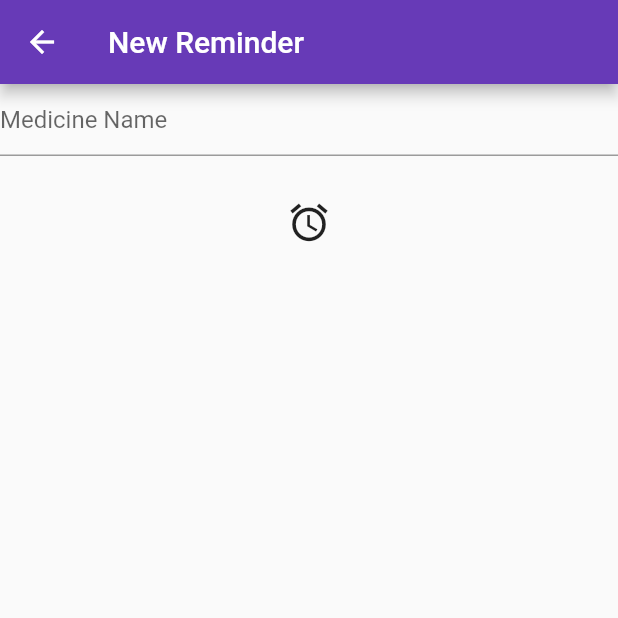
After one commit to Yamin-Ara/flutterProject, a Flutter app: the landingView screen opened by its route, item 2 of the bottom bar chosen, after a tap on the "add" icon, on a phone screen of 412 x 824 dp, the top half of it. The commit adds this screen. Run offline on Flutter 3.47's test engine with Material 2 defaults, Android fonts, the phone set to English and light mode, and no system bars; our stand-ins replace cloud_firestore, firebase_auth, firebase_core, flutter_local_notifications, pedometer, video_player; accounts and stored records are empty; network calls fail.

Commit message:
reminder and emergency added

```diff
--- a/lib/controller/routes.dart
+++ b/lib/controller/routes.dart
@@ -5,3 +5,4 @@ const verifyEmailRoute = '/verifyEmail/';
 const createUpdateUserInfoRoute = '/userInfo/';
 const waterIntakeRoute = '/waterIntake/';
 const showPedometerRoute = '/pedometer/';
+const createUpdateRemindersRoute = '/reminder/';
--- a/lib/main.dart
+++ b/lib/main.dart
@@ -6,6 +6,7 @@ import 'package:flutter_application_1/views/login_view.dart';
 import 'package:flutter_application_1/views/nav/home/createUpdateUserInfo.dart';
 import 'package:flutter_application_1/views/nav/home/pedometerView.dart';
 import 'package:flutter_application_1/views/nav/home/waterIntakeView.dart';
+import 'package:flutter_application_1/views/nav/reminders/createUpdateReminders.dart';
 import 'package:flutter_application_1/views/register_view.dart';
 import 'package:flutter_application_1/views/verify_view.dart';
 
@@ -14,8 +15,9 @@ void main() async {
     MaterialApp(
       title: 'Flutter Demo',
       theme: ThemeData(
-        primarySwatch: Colors.blue,
+        primarySwatch: Colors.deepPurple,
       ),
+      debugShowCheckedModeBanner: false,
       home: const homePage(),
       routes: {
         registerRoute: (context) => const RegistrationView(),
@@ -26,6 +28,8 @@ void main() async {
             const createUpdateUserInfoView(),
         waterIntakeRoute: (context) => const WaterIntake(),
         showPedometerRoute: (context) => PedometerView(),
+        createUpdateRemindersRoute: (context) =>
+            const createUpdateReminderView(),
       },
     ),
   );
--- a/lib/services/cloud/cloud_exceptions.dart
+++ b/lib/services/cloud/cloud_exceptions.dart
@@ -13,3 +13,14 @@ class CouldNotUpdateNoteException extends CloudStorageException {}
 
 // D in CRUD
 class CouldNotDeleteNoteException extends CloudStorageException {}
+
+class CouldNotCreateReminderException extends CloudStorageException {}
+
+// R in CRUD
+class CouldNotGetAllRemindersException extends CloudStorageException {}
+
+// U in CRUD
+class CouldNotUpdateReminderException extends CloudStorageException {}
+
+// D in CRUD
+class CouldNotDeleteReminderException extends CloudStorageException {}
--- /dev/null
+++ b/lib/services/cloud/cloud_reminder.dart
@@ -0,0 +1,21 @@
+import 'package:cloud_firestore/cloud_firestore.dart';
+import 'package:flutter/material.dart';
+import 'package:flutter_application_1/services/cloud/cloud_const.dart';
+
+@immutable
+class CloudReminder {
+  final String documentId;
+  final String ownerUserId;
+  final String text;
+  const CloudReminder({
+    required this.documentId,
+    required this.ownerUserId,
+    required this.text,
+  });
+
+  CloudReminder.fromSnapshot(
+      QueryDocumentSnapshot<Map<String, dynamic>> snapshot)
+      : documentId = snapshot.id,
+        ownerUserId = snapshot.data()[ownerUserIdFieldName],
+        text = snapshot.data()[textFieldName] as String;
+}
--- a/lib/services/cloud/cloud_store.dart
+++ b/lib/services/cloud/cloud_store.dart
@@ -2,9 +2,12 @@ import 'package:cloud_firestore/cloud_firestore.dart';
 import 'package:flutter_application_1/services/cloud/cloud_const.dart';
 import 'package:flutter_application_1/services/cloud/cloud_exceptions.dart';
 import 'package:flutter_application_1/services/cloud/cloud_notes.dart';
+import 'package:flutter_application_1/services/cloud/cloud_reminder.dart';
 
 class FirebaseCloudStorage {
   final notes = FirebaseFirestore.instance.collection('notes');
+
+  final Reminder = FirebaseFirestore.instance.collection('reminders');
 
   Future<void> deleteNote({required String documentId}) async {
     try {
@@ -46,6 +49,47 @@ class FirebaseCloudStorage {
     );
   }
 
+  Future<void> deleteReminder({required String documentId}) async {
+    try {
+      await Reminder.doc(documentId).delete();
+    } catch (e) {
+      throw CouldNotDeleteReminderException();
+    }
+  }
+
+  Future<void> updateReminder({
+    required String documentId,
+    required String text,
+  }) async {
+    try {
+      await Reminder.doc(documentId).update({textFieldName: text});
+    } catch (e) {
+      throw CouldNotUpdateReminderException();
+    }
+  }
+
+  Stream<Iterable<CloudReminder>> allReminders({required String ownerUserId}) {
+    final allReminders =
+        Reminder.where(ownerUserIdFieldName, isEqualTo: ownerUserId)
+            .snapshots()
+            .map((event) =>
+                event.docs.map((doc) => CloudReminder.fromSnapshot(doc)));
+    return allReminders;
+  }
+
+  Future<CloudReminder> createNewReminder({required String ownerUserId}) async {
+    final document = await Reminder.add({
+      ownerUserIdFieldName: ownerUserId,
+      textFieldName: '',
+    });
+    final fetchedReminder = await document.get();
+    return CloudReminder(
+      documentId: fetchedReminder.id,
+      ownerUserId: ownerUserId,
+      text: '',
+    );
+  }
+
   static final FirebaseCloudStorage _shared =
       FirebaseCloudStorage._sharedInstance();
   FirebaseCloudStorage._sharedInstance();
--- /dev/null
+++ b/lib/services/notifications/notifications_service.dart
@@ -0,0 +1,37 @@
+import 'dart:math';
+
+import 'package:flutter_local_notifications/flutter_local_notifications.dart';
+
+class NotificationServices {
+  final FlutterLocalNotificationsPlugin _flutterLocalNotificationsPlugin =
+      FlutterLocalNotificationsPlugin();
+  final AndroidInitializationSettings _androidInitializationSettings =
+      AndroidInitializationSettings("logo");
+
+  void initialiseNotifications() async {
+    InitializationSettings initializationSettings =
+        InitializationSettings(android: _androidInitializationSettings);
+
+    await _flutterLocalNotificationsPlugin.initialize(initializationSettings);
+  }
+
+  void sendNotifications(body) async {
+    AndroidNotificationDetails androidNotificationDetails =
+        const AndroidNotificationDetails(
+      "channelId",
+      "channelName",
+      importance: Importance.max,
+      priority: Priority.high,
+    );
+
+    NotificationDetails notificationDetails =
+        NotificationDetails(android: androidNotificationDetails);
+
+    await _flutterLocalNotificationsPlugin.periodicallyShow(
+        0,
+        "Medicine Reminder",
+        body,
+        RepeatInterval.everyMinute,
+        notificationDetails);
+  }
+}
--- a/lib/views/landingView.dart
+++ b/lib/views/landingView.dart
@@ -4,7 +4,7 @@ import 'package:flutter_application_1/services/auth/auth_service.dart';
 import 'package:flutter_application_1/enums/menu_actions.dart';
 import 'package:flutter_application_1/views/nav/emergencyContacts_view.dart';
 import 'package:flutter_application_1/views/nav/home/home_view.dart';
-import 'package:flutter_application_1/views/nav/reminder_view.dart';
+import 'package:flutter_application_1/views/nav/reminders/reminder_view.dart';
 import 'package:flutter_application_1/views/nav/video_view.dart';
 
 class landingView extends StatefulWidget {
--- /dev/null
+++ b/lib/views/nav/reminders/createUpdateReminders.dart
@@ -0,0 +1,135 @@
+import 'package:flutter/material.dart';
+import 'package:flutter_application_1/services/notifications/notifications_service.dart';
+import 'package:flutter_application_1/utillities/generics/arguements.dart';
+
+import '../../../services/auth/auth_service.dart';
+import '../../../services/cloud/cloud_reminder.dart';
+import '../../../services/cloud/cloud_store.dart';
+
+class createUpdateReminderView extends StatefulWidget {
+  const createUpdateReminderView({super.key});
+
+  @override
+  State<createUpdateReminderView> createState() =>
+      _createUpdateReminderViewState();
+}
+
+class _createUpdateReminderViewState extends State<createUpdateReminderView> {
+  CloudReminder? _Reminder;
+  late final FirebaseCloudStorage _userInfoService;
+  late final TextEditingController _textController;
+  NotificationServices notificationServices = NotificationServices();
+  @override
+  void initState() {
+    _userInfoService = FirebaseCloudStorage();
+    _textController = TextEditingController();
+    notificationServices.initialiseNotifications();
+    super.initState();
+  }
+
+  void _textControllerListener() async {
+    final Reminder = _Reminder;
+    if (Reminder == null) {
+      return;
+    }
+    final text = _textController.text;
+    await _userInfoService.updateReminder(
+      documentId: Reminder.documentId,
+      text: text,
+    );
+  }
+
+  void _setupTextControllerListener() {
+    _textController.removeListener(_textControllerListener);
+    _textController.addListener(_textControllerListener);
+  }
+
+  Future<CloudReminder> createOrGetExistingNote(BuildContext context) async {
+    final widgetReminder = context.getArgument<CloudReminder>();
+
+    if (widgetReminder != null) {
+      _Reminder = widgetReminder;
+      _textController.text = widgetReminder.text;
+      return widgetReminder;
+    }
+
+    final existingReminder = _Reminder;
+    if (existingReminder != null) {
+      return existingReminder;
+    }
+    final currentUser = AuthService.firebase().currentUser!;
+    final userId = currentUser.id;
+    final newReminder =
+        await _userInfoService.createNewReminder(ownerUserId: userId);
+    _Reminder = newReminder;
+    return newReminder;
+  }
+
+  void _deleteReminderIfTextIsEmpty() {
+    final Reminder = _Reminder;
+    if (_textController.text.isEmpty && Reminder != null) {
+      _userInfoService.deleteReminder(documentId: Reminder.documentId);
+    }
+  }
+
+  void _saveReminderIfTextNotEmpty() async {
+    final Reminder = _Reminder;
+    final text = _textController.text;
+    if (Reminder != null && text.isNotEmpty) {
+      await _userInfoService.updateReminder(
+        documentId: Reminder.documentId,
+        text: text,
+      );
+    }
+  }
+
+  @override
+  void dispose() {
+    _deleteReminderIfTextIsEmpty();
+    _saveReminderIfTextNotEmpty();
+    _textController.dispose();
+    super.dispose();
+  }
+
+  @override
+  Widget build(BuildContext context) {
+    return Scaffold(
+      appBar: AppBar(
+        title: const Text("New Reminder"),
+      ),
+      body: Column(
+        children: [
+          FutureBuilder(
+            future: createOrGetExistingNote(context),
+            builder: (context, snapshot) {
+              switch (snapshot.connectionState) {
+                case ConnectionState.done:
+                  _setupTextControllerListener();
+                  return TextField(
+                    controller: _textController,
+                    keyboardType: TextInputType.multiline,
+                    maxLines: null,
+                    decoration: const InputDecoration(
+                      hintText: "Medicine Name",
+                    ),
+                  );
+                default:
+                  return const CircularProgressIndicator();
+              }
+            },
+          ),
+          SizedBox(
+            height: 20.0,
+          ),
+          IconButton(
+            onPressed: () {
+              notificationServices.sendNotifications(_textController.text);
+            },
+            icon: Icon(Icons.access_alarm),
+            iconSize: 30,
+          ),
+        ],
+      ),
+    );
+  }
+}
--- /dev/null
+++ b/lib/views/nav/reminders/reminder_view.dart
@@ -0,0 +1,77 @@
+import 'package:flutter/material.dart';
+import 'package:flutter_application_1/controller/routes.dart';
+import 'package:flutter_application_1/views/nav/reminders/reminders_list_view.dart';
+
+import '../../../services/auth/auth_service.dart';
+import '../../../services/cloud/cloud_reminder.dart';
+import '../../../services/cloud/cloud_store.dart';
+
+class ReminderView extends StatefulWidget {
+  const ReminderView({super.key});
+
+  @override
+  State<ReminderView> createState() => _ReminderViewState();
+}
+
+class _ReminderViewState extends State<ReminderView> {
+  late final FirebaseCloudStorage _userInfoService;
+  String get userId => AuthService.firebase().currentUser!.id;
+
+  @override
+  void initState() {
+    _userInfoService = FirebaseCloudStorage();
+    super.initState();
+  }
+
+  @override
+  Widget build(BuildContext context) {
+    return Column(
+      mainAxisSize: MainAxisSize.min,
+      children: [
+        const Text(
+          "Reminders",
+          style: TextStyle(fontWeight: FontWeight.bold, fontSize: 20.0),
+        ),
+        ElevatedButton(
+          style: const ButtonStyle(
+            backgroundColor: MaterialStatePropertyAll<Color>(
+                Color.fromARGB(253, 62, 33, 76)),
+          ),
+          onPressed: () {
+            Navigator.of(context).pushNamed(createUpdateRemindersRoute);
+          },
+          child: const Icon(Icons.add),
+        ),
+        StreamBuilder(
+          stream: _userInfoService.allReminders(ownerUserId: userId),
+          builder: (context, snapshot) {
+            switch (snapshot.connectionState) {
+              case ConnectionState.waiting:
+              case ConnectionState.active:
+                if (snapshot.hasData) {
+                  final allReminders = snapshot.data as Iterable<CloudReminder>;
+                  return RemindersListView(
+                    reminders: allReminders,
+                    onDeleteReminder: (Reminder) async {
+                      await _userInfoService.deleteReminder(
+                          documentId: Reminder.documentId);
+                    },
+                    onTap: (Reminder) {
+                      Navigator.of(context).pushNamed(
+                        createUpdateRemindersRoute,
+                        arguments: Reminder,
+                      );
+                    },
+                  );
+                } else {
+                  return const CircularProgressIndicator();
+                }
+              default:
+                return const CircularProgressIndicator();
+            }
+          },
+        ),
+      ],
+    );
+  }
+}
--- /dev/null
+++ b/lib/views/nav/reminders/reminders_list_view.dart
@@ -0,0 +1,63 @@
+import 'package:flutter/material.dart';
+
+import '../../../services/cloud/cloud_reminder.dart';
+import '../../../utillities/diolog/delete_diolog.dart';
+
+typedef ReminderCallback = void Function(CloudReminder Reminder);
+
+class RemindersListView extends StatelessWidget {
+  final Iterable<CloudReminder> reminders;
+  final ReminderCallback onDeleteReminder;
+  final ReminderCallback onTap;
+
+  const RemindersListView({
+    Key? key,
+    required this.reminders,
+    required this.onDeleteReminder,
+    required this.onTap,
+  }) : super(key: key);
+
+  @override
+  Widget build(BuildContext context) {
+    return Container(
+      height: 500,
+      child: Row(
+        mainAxisSize: MainAxisSize.min,
+        children: <Widget>[
+          Expanded(
+            child: SizedBox(
+              height: 800.0,
+              child: ListView.builder(
+                shrinkWrap: true,
+                itemCount: reminders.length,
+                itemBuilder: (context, index) {
+                  final reminder = reminders.elementAt(index);
+                  return ListTile(
+                    onTap: () {
+                      onTap(reminder);
+                    },
+                    title: Text(
+                      reminder.text,
+                      maxLines: 1,
+                      softWrap: true,
+                      overflow: TextOverflow.ellipsis,
+                    ),
+                    trailing: IconButton(
+                      onPressed: () async {
+                        final shouldDelete = await showDeleteDialog(context);
+                        if (shouldDelete) {
+                          onDeleteReminder(reminder);
+                        }
+                      },
+                      icon: const Icon(Icons.delete),
+                    ),
+                  );
+                },
+              ),
+            ),
+          ),
+        ],
+      ),
+    );
+  }
+}
--- a/pubspec.yaml
+++ b/pubspec.yaml
@@ -41,6 +41,8 @@ dependencies:
   pedometer: ^3.0.0
   location: ^4.2.0
   video_player: ^2.6.1
+  flutter_local_notifications: ^13.0.0
+  url_launcher: ^6.1.10
 
 
 dev_dependencies:
```
Also changed, not shown: lib/views/login_view.dart (+6 -5 lines), lib/views/nav/emergencyContacts_view.dart (+22 -1 lines), lib/views/nav/reminder_view.dart (deleted, +0 -15 lines), lib/views/register_view.dart (+4 -4 lines), pubspec.lock, 7 other files.
